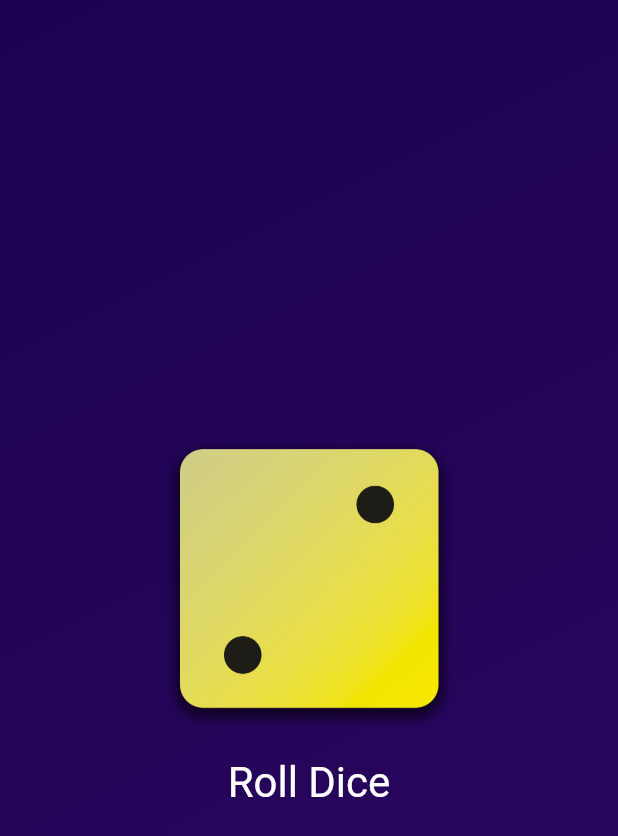
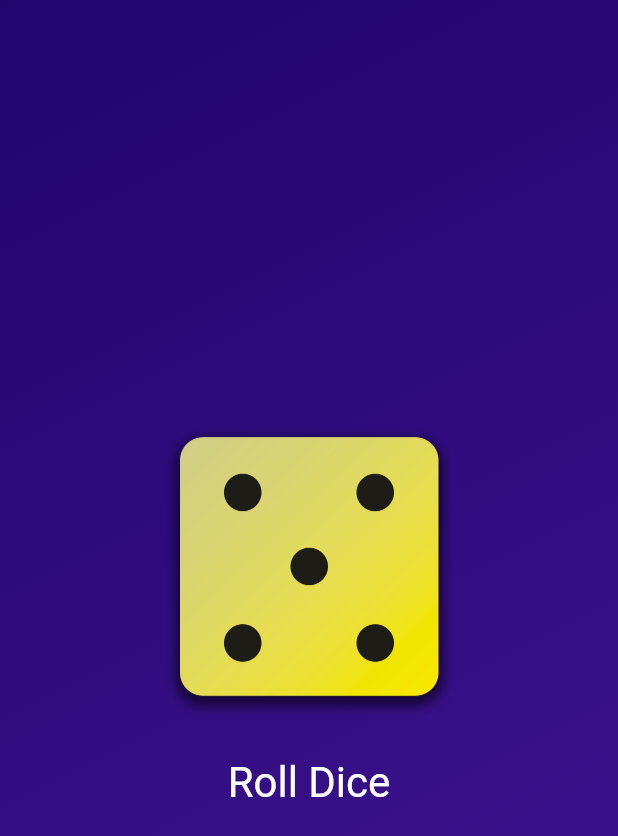
Before and after one commit to JG0328/roll_dice, a Flutter app: the screen it shows after launch, after a tap on "Roll Dice", on a phone screen of 412 x 824 dp. Shown: the top 836 px of the screen. Run offline on Flutter 3.47's test engine with Material 2 defaults, Android fonts, the phone set to English and light mode, and no system bars.

Commit message:
Finished app

```diff
--- /dev/null
+++ b/lib/dice_roller.dart
@@ -0,0 +1,46 @@
+import 'dart:math';
+
+import 'package:flutter/material.dart';
+
+final randomizer = Random();
+
+class DiceRoller extends StatefulWidget {
+  const DiceRoller({super.key});
+
+  @override
+  State<DiceRoller> createState() {
+    return _DiceRollerState();
+  }
+}
+
+class _DiceRollerState extends State<DiceRoller> {
+  var currentDiceRoll = 2;
+
+  void rollDice() {
+    setState(() {
+      currentDiceRoll = randomizer.nextInt(6) + 1;
+    });
+  }
+
+  @override
+  Widget build(context) {
+    return Column(
+      mainAxisSize: MainAxisSize.min,
+      children: [
+        Image.asset(
+          'assets/images/dice-$currentDiceRoll.png',
+          width: 200,
+        ),
+        const SizedBox(height: 20),
+        TextButton(
+          onPressed: rollDice,
+          style: TextButton.styleFrom(
+            foregroundColor: Colors.white,
+            textStyle: const TextStyle(fontSize: 28),
+          ),
+          child: const Text('Roll Dice'),
+        ),
+      ],
+    );
+  }
+}
--- a/lib/gradient_container.dart
+++ b/lib/gradient_container.dart
@@ -1,4 +1,5 @@
 import 'package:flutter/material.dart';
+import 'package:roll_dice/dice_roller.dart';
 
 const startAlignment = Alignment.topLeft;
 const endAlignment = Alignment.bottomRight;
@@ -13,8 +14,6 @@ class GradientContainer extends StatelessWidget {
   final Color color1;
   final Color color2;
 
-  void rollDice() {}
-
   @override
   Widget build(context) {
     return Container(
@@ -25,25 +24,8 @@ class GradientContainer extends StatelessWidget {
           end: endAlignment,
         ),
       ),
-      child: Center(
-        child: Column(
-          mainAxisSize: MainAxisSize.min,
-          children: [
-            Image.asset(
-              "assets/images/dice-2.png",
-              width: 200,
-            ),
-            TextButton(
-              onPressed: rollDice,
-              style: TextButton.styleFrom(
-                padding: const EdgeInsets.only(top: 20),
-                foregroundColor: Colors.white,
-                textStyle: const TextStyle(fontSize: 28),
-              ),
-              child: const Text('Roll Dice'),
-            ),
-          ],
-        ),
+      child: const Center(
+        child: DiceRoller(),
       ),
     );
   }
--- a/lib/main.dart
+++ b/lib/main.dart
@@ -6,8 +6,8 @@ void main() {
     const MaterialApp(
       home: Scaffold(
         body: GradientContainer(
-          Color.fromARGB(255, 26, 2, 80),
-          Color.fromARGB(255, 45, 7, 98),
+          Color.fromARGB(255, 33, 5, 109),
+          Color.fromARGB(255, 68, 21, 149),
         ),
       ),
     ),
```
